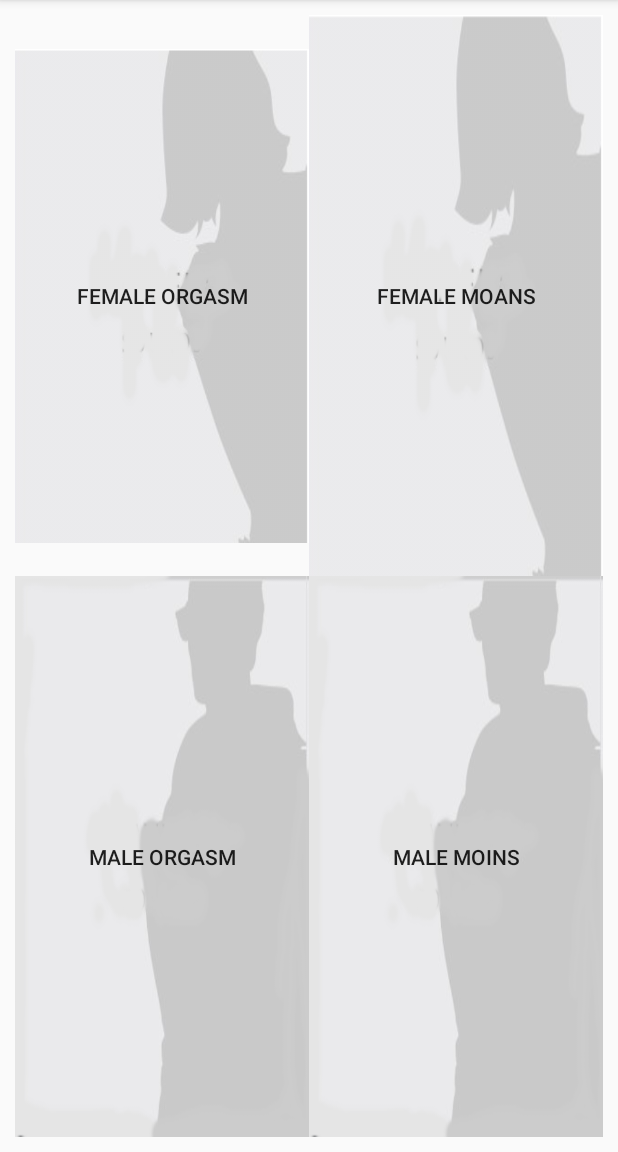
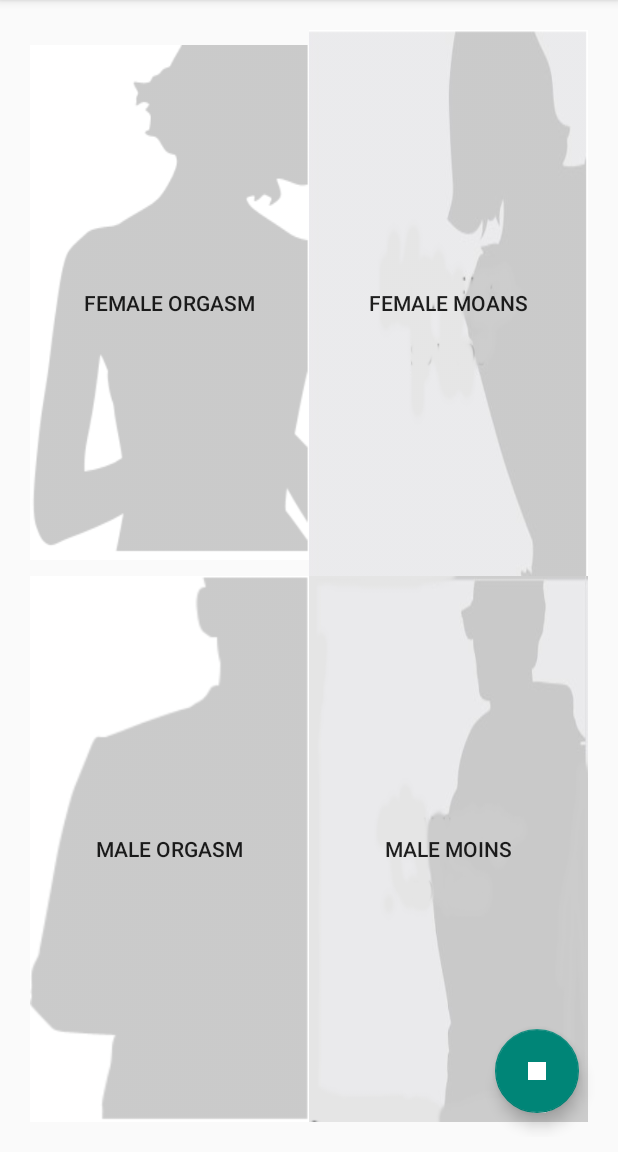
Before and after one commit to rokity/Player-Music, an Android app: the screen it shows after launch (MainActivity), on a phone screen of 412 x 824 dp, the part 84-1236 px from its top. Run offline under Robolectric (Android 15) with nearby library versions, the phone set to English and light mode, and no system bars; libraries missing offline, so code that uses them is left out: com.software.shell.

Commit message:
need only of photoshop

```diff
--- a/app/build.gradle
+++ b/app/build.gradle
@@ -6,7 +6,7 @@ android {
 
     defaultConfig {
         applicationId "amadio.riccardo.com.riproduttoresuoni"
-        minSdkVersion 15
+        minSdkVersion 21
         targetSdkVersion 23
         versionCode 1
         versionName "1.0"
@@ -22,4 +22,6 @@ android {
 dependencies {
     compile fileTree(dir: 'libs', include: ['*.jar'])
     compile 'com.android.support:appcompat-v7:23.0.0'
+    compile 'com.android.support:design:23.0.1'
+    compile 'com.github.shell-software:fab:1.1.2'
 }
--- a/app/src/main/AndroidManifest.xml
+++ b/app/src/main/AndroidManifest.xml
@@ -6,8 +6,10 @@
         android:allowBackup="true"
         android:icon="@mipmap/ic_launcher"
         android:label="@string/app_name"
-        android:theme="@style/AppTheme" >
-        <uses-permission android:name="android.permission.WRITE_EXTERNAL_STORAGE"></uses-permission>
+        android:theme="@style/Base.AppTheme" >
+        <uses-permission android:name="android.permission.WRITE_EXTERNAL_STORAGE">
+
+        </uses-permission>
         <activity
             android:name=".MainActivity"
             android:label="@string/app_name" >
--- a/app/src/main/java/amadio/riccardo/com/riproduttoresuoni/MainActivity.java
+++ b/app/src/main/java/amadio/riccardo/com/riproduttoresuoni/MainActivity.java
@@ -1,12 +1,18 @@
 package amadio.riccardo.com.riproduttoresuoni;
 
+import android.app.Activity;
 import android.media.MediaPlayer;
+import android.support.design.widget.FloatingActionButton;
+import android.support.design.widget.Snackbar;
 import android.support.v7.app.AppCompatActivity;
 import android.os.Bundle;
 import android.view.Menu;
 import android.view.MenuItem;
 import android.view.View;
 import android.widget.Button;
+import android.widget.LinearLayout;
+
+import com.software.shell.fab.ActionButton;
 
 public class MainActivity extends AppCompatActivity {
 
@@ -22,9 +28,10 @@ public class MainActivity extends AppCompatActivity {
         setContentView(R.layout.activity_main);
 
 
-/*
 
-        Button myButtonOne = (Button) findViewById(R.id.button);
+
+
+        Button myButtonOne = (Button) findViewById(R.id.fm_m);
         myButtonOne.setOnClickListener(new View.OnClickListener() {
 
             @Override
@@ -41,7 +48,7 @@ public class MainActivity extends AppCompatActivity {
 
 
 
-        Button myButtonTwo = (Button) findViewById(R.id.button2);
+        Button myButtonTwo = (Button) findViewById(R.id.fm_o);
         myButtonTwo.setOnClickListener(new View.OnClickListener() {
 
             @Override
@@ -56,7 +63,7 @@ public class MainActivity extends AppCompatActivity {
             }
         });
 
-        Button myButtonmale = (Button) findViewById(R.id.btn_male);
+        Button myButtonmale = (Button) findViewById(R.id.ma_o);
         myButtonmale.setOnClickListener(new View.OnClickListener() {
 
             @Override
@@ -72,7 +79,7 @@ public class MainActivity extends AppCompatActivity {
         });
 
 
-        Button myButtonmalemoin = (Button) findViewById(R.id.btn_male_moin);
+        Button myButtonmalemoin = (Button) findViewById(R.id.ma_M);
         myButtonmalemoin.setOnClickListener(new View.OnClickListener() {
 
             @Override
@@ -90,7 +97,7 @@ public class MainActivity extends AppCompatActivity {
 
 
 
-        Button myButtonTree = (Button) findViewById(R.id.btn_stop);
+        android.support.design.widget.FloatingActionButton myButtonTree = (android.support.design.widget.FloatingActionButton) findViewById(R.id.fab);
         myButtonTree.setOnClickListener(new View.OnClickListener() {
 
             @Override
@@ -99,7 +106,7 @@ public class MainActivity extends AppCompatActivity {
 
             }
         });
-*/
+
 
     }
 
--- /dev/null
+++ b/app/src/main/res/drawable/stop.xml
@@ -0,0 +1,9 @@
+<!-- drawable/stop.xml -->
+<vector xmlns:android="http://schemas.android.com/apk/res/android"
+    android:height="24dp"
+    android:width="24dp"
+    android:viewportWidth="24"
+    android:viewportHeight="24">
+    <path android:fillColor="#FFFFFF"
+        android:pathData="M18,18H6V6H18V18Z" />
+</vector>
--- a/app/src/main/res/layout/activity_main.xml
+++ b/app/src/main/res/layout/activity_main.xml
@@ -1,10 +1,19 @@
-<LinearLayout
+<android.support.design.widget.CoordinatorLayout
     xmlns:android="http://schemas.android.com/apk/res/android"
-
     android:layout_width="match_parent"
     android:layout_height="match_parent"
+    android:id="@+id/main_coor"
+    android:padding="10dp">
+
+<LinearLayout
+
+    xmlns:android="http://schemas.android.com/apk/res/android"
+    android:layout_width="match_parent"
+    android:layout_height="match_parent"
+    android:id="@+id/main"
     android:orientation="vertical"
     android:padding="10dp">
+
 <!--
             <Button
                 android:layout_width="fill_parent"
@@ -59,7 +68,7 @@
             android:layout_height="wrap_content"
             android:layout_weight="0.6"
             android:text="FEMALE ORGASM"
-            android:background="@drawable/woman"
+            android:background="@drawable/donna"
             android:scaleType="fitXY"
 
             android:id="@+id/fm_o">
@@ -88,7 +97,7 @@
             android:text="MALE ORGASM"
             android:id="@+id/ma_o"
             android:layout_width="0px"
-            android:background="@drawable/man"
+            android:background="@drawable/uomo"
             android:layout_height="fill_parent"
             android:layout_weight="0.6"
              />
@@ -102,7 +111,20 @@
             android:layout_weight="0.6"
            />
 
+
     </LinearLayout>
+
+
+
+</LinearLayout>
+
+    <android.support.design.widget.FloatingActionButton
+        android:id="@+id/fab"
+        android:layout_width="wrap_content"
+        android:layout_height="wrap_content"
+        android:layout_gravity="right|bottom"
+        android:layout_margin="16dp"
+        android:src="@drawable/stop" />
 
 
 
@@ -118,8 +140,4 @@
 
 
 
-
-
-
-
-</LinearLayout>
+</android.support.design.widget.CoordinatorLayout>
--- a/app/src/main/res/values/styles.xml
+++ b/app/src/main/res/values/styles.xml
@@ -4,5 +4,10 @@
     <style name="AppTheme" parent="Theme.AppCompat.Light.DarkActionBar">
         <!-- Customize your theme here. -->
     </style>
+    <style name="Base.AppTheme" parent="Theme.AppCompat.Light.DarkActionBar">
+        </style>
+    <style name="AppTheme1" parent="android:Theme.Material">
+        <!-- theme customizations -->
 
+    </style>
 </resources>
```
Also changed, not shown: app/src/main/res/values/color.xml (added, +21 -0 lines), app/src/main/res/drawable/donna.png (added), app/src/main/res/drawable/uomo.png (added), 1 other file.
